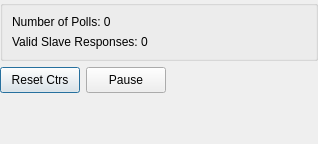
Above: omodscan/controls/statisticwidget.ui from sanny32/OpenModScan before the change. Below: the same form after it.
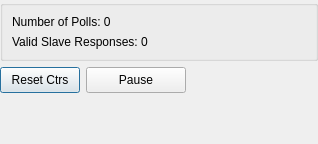
That is the form after the change.

Commit message: Correct ui sizes

Patch:
```diff
--- a/omodscan/controls/statisticwidget.ui
+++ b/omodscan/controls/statisticwidget.ui
@@ -89,7 +89,7 @@
        </property>
        <property name="minimumSize">
         <size>
-         <width>0</width>
+         <width>100</width>
          <height>26</height>
         </size>
        </property>
```
The commit also changes 4 other files.
